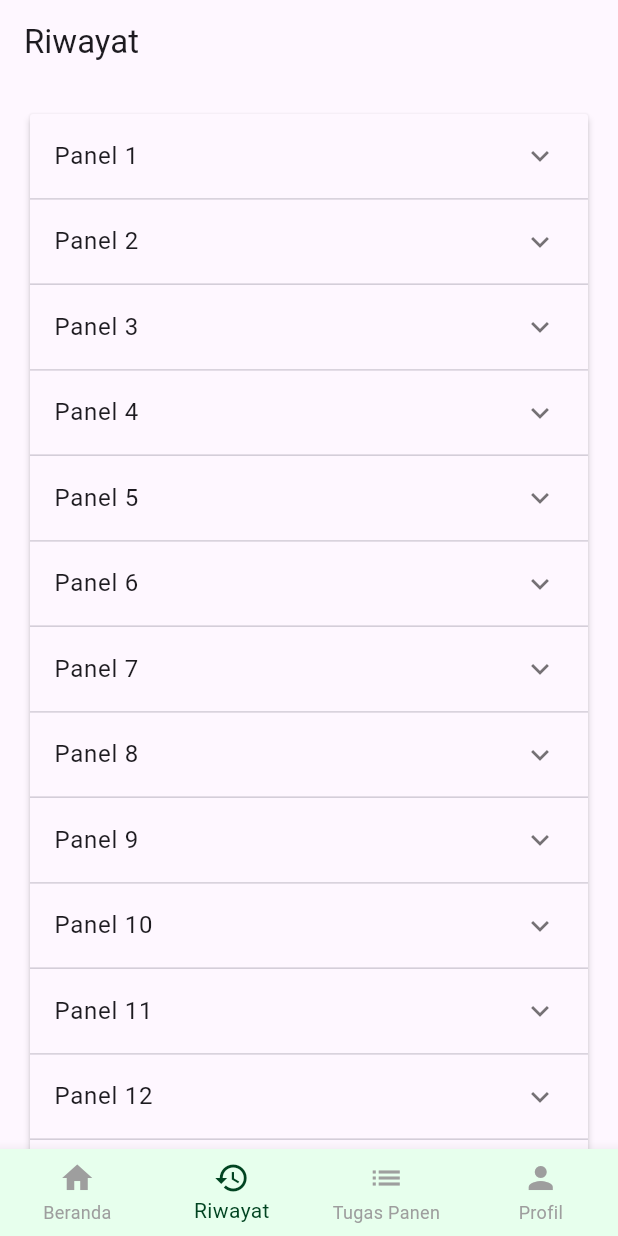
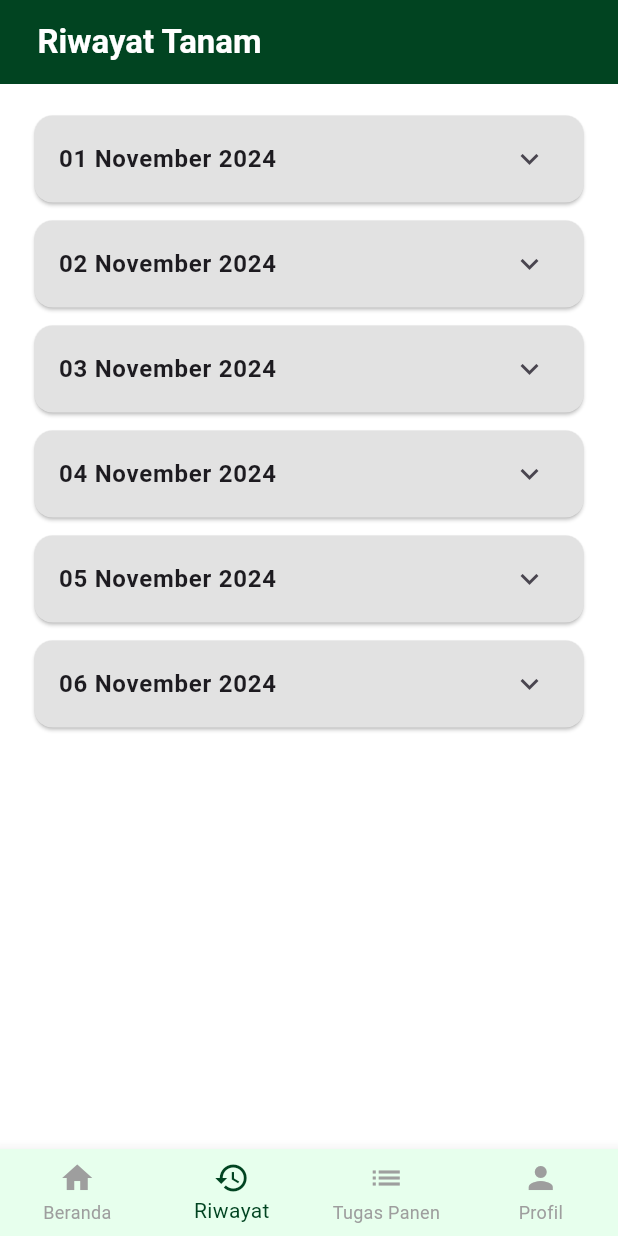
Before and after one commit to raihan2030/hydroponic-mobile-app, a Flutter app: the screen it shows after launch, on a phone screen of 412 x 824 dp. Run offline on Flutter 3.47's test engine with Material 3 defaults, Android fonts, the phone set to English and light mode, and no system bars.

Commit message:
menambakan halaman riwayat tanam

```diff
--- a/lib/screens/farmer/farmer_harvest_screen.dart
+++ b/lib/screens/farmer/farmer_harvest_screen.dart
@@ -6,8 +6,12 @@ class FarmerHarvestScreen extends StatelessWidget {
   @override
   Widget build(BuildContext context) {
     return Scaffold(
+      backgroundColor: Colors.white,
       appBar: AppBar(
-        title: const Text('Tugas Panen'),
+        title: const Text('Tugas Panen', style: TextStyle(fontWeight: FontWeight.bold),),
+        titleSpacing: 25,
+        foregroundColor: Colors.white,
+        backgroundColor: Color.fromARGB(255, 1, 68, 33),
       ),
       body: const Center(
         child: Text('Halaman Tugas Panen Petani'),
--- a/lib/screens/farmer/farmer_history_screen.dart
+++ b/lib/screens/farmer/farmer_history_screen.dart
@@ -8,11 +8,10 @@ class FarmerHistoryScreen extends StatefulWidget {
 }
 
 class _FarmerHistoryScreenState extends State<FarmerHistoryScreen> {
-  final List<Item> _data = List.generate(
-    15, // Buat 8 item
-    (int index) => Item(
+  final List<Item> _data = List.generate(6, (int index) =>
+    Item(
       id: index,
-      headerValue: 'Panel ${index + 1}',
+      headerValue: '0${index + 1} November 2024',
       expandedValue: 'Ini adalah konten detail untuk Panel ${index + 1}',
     ),
   );
@@ -20,48 +19,95 @@ class _FarmerHistoryScreenState extends State<FarmerHistoryScreen> {
   @override
   Widget build(BuildContext context) {
     return Scaffold(
+      backgroundColor: Colors.white,
       appBar: AppBar(
-        title: const Text('Riwayat'),
+        title: const Text('Riwayat Tanam', style: TextStyle(fontWeight: FontWeight.bold),),
+        titleSpacing: 25,
+        foregroundColor: Colors.white,
+        backgroundColor: Color.fromARGB(255, 1, 68, 33),
       ),
-      body: SingleChildScrollView(
-        child: Container(
-          padding: EdgeInsets.all(20),
-          child: ExpansionPanelList(
-            expansionCallback: (int index, bool isExpanded) {
-              setState(() {
-                // Balik status 'isExpanded' dari item yang diklik
-                _data[index].isExpanded = !_data[index].isExpanded;
-              });
-            },
-            children: _data.map<ExpansionPanel>((Item item) {
-              return ExpansionPanel(
-                // headerBuilder: Tampilan saat panel tertutup (header)
-                headerBuilder: (BuildContext context, bool isExpanded) {
-                  return ListTile(
-                    title: Text(item.headerValue),
-                  );
-                },
-                // body: Konten yang tampil saat panel terbuka
-                body: ListTile(
-                  title: Text(item.expandedValue),
-                  subtitle:
-                      const Text('Tambahkan widget lain di sini jika perlu'),
-                  trailing: const Icon(Icons.delete),
-                  onTap: () {
-                    // Aksi saat konten di-klik
-                  },
-                ),
-                // isExpanded: Status panel (terbuka/tertutup)
-                // Ini mengambil data dari state kita
-                isExpanded: item.isExpanded,
-              );
-            }).toList(), // Ubah hasil .map() menjadi List
-          ),
+      body: Container(
+        padding: EdgeInsets.only(right: 15, left: 15, top: 15),
+        child: ListView.builder(
+          itemCount: _data.length,
+          itemBuilder: (context, index) {
+            final item = _data[index];
+
+            // Gunakan Card untuk membungkus
+            return Card(
+              // 'margin' adalah jarak fisik antar elemen
+              margin: const EdgeInsets.symmetric(vertical: 6.0, horizontal: 8.0),
+              // 'clipBehavior' agar rapi
+              clipBehavior: Clip.antiAlias,
+              color: const Color.fromARGB(255, 226, 226, 226),
+
+              child: ExpansionTile(
+                backgroundColor: Color.fromARGB(255, 1, 68, 33),
+                textColor: Colors.white,
+                iconColor: Colors.white,
+                title: Text(item.headerValue, style: TextStyle(fontWeight: FontWeight.bold),),
+                children: <Widget>[
+                  ListTile(
+                    textColor: Colors.white,
+                    subtitle: SingleChildScrollView(
+                      scrollDirection: Axis.horizontal,
+                      child: DataTable(
+                        border: TableBorder.all(
+                          color: Colors.white,
+                          style: BorderStyle.solid
+                        ),
+                        columns: [
+                          DataColumn(label: Text('Jenis Tanaman', style: TextStyle(color: Colors.white),)),
+                          DataColumn(label: Text('Instalasi', style: TextStyle(color: Colors.white),)),
+                          DataColumn(label: Text('Jumlah bibit', style: TextStyle(color: Colors.white),)),
+                          DataColumn(label: Text('Siap Panen', style: TextStyle(color: Colors.white),)),
+                          DataColumn(label: Text('Menu', style: TextStyle(color: Colors.white),)),
+                        ],
+                        rows: [
+                          DataRow(cells: [
+                            DataCell(Text('Selada', style: TextStyle(color: Colors.white),)),
+                            DataCell(Text('1', style: TextStyle(color: Colors.white),)),
+                            DataCell(Text('44', style: TextStyle(color: Colors.white),)),
+                            DataCell(Text('True', style: TextStyle(color: Colors.white),)),
+                            DataCell(Row(children: [
+                              Icon(Icons.edit, color: Colors.white,),
+                              SizedBox(width: 10,),
+                              Icon(Icons.delete, color: Colors.white,)
+                            ],)),
+                          ]),
+                          DataRow(cells: [
+                            DataCell(Text('Seledri', style: TextStyle(color: Colors.white),)),
+                            DataCell(Text('2', style: TextStyle(color: Colors.white),)),
+                            DataCell(Text('30', style: TextStyle(color: Colors.white),)),
+                            DataCell(Text('False', style: TextStyle(color: Colors.white),)),
+                            DataCell(Row(children: [
+                              Icon(Icons.edit, color: Colors.white,),
+                              SizedBox(width: 10,),
+                              Icon(Icons.delete, color: Colors.white,)
+                            ],)),
+                          ]),
+                          DataRow(cells: [
+                            DataCell(Text('Pakcoy', style: TextStyle(color: Colors.white),)),
+                            DataCell(Text('3', style: TextStyle(color: Colors.white),)),
+                            DataCell(Text('25', style: TextStyle(color: Colors.white),)),
+                            DataCell(Text('True', style: TextStyle(color: Colors.white),)),
+                            DataCell(Row(children: [
+                              Icon(Icons.edit, color: Colors.white,),
+                              SizedBox(width: 10,),
+                              Icon(Icons.delete, color: Colors.white,)
+                            ],)),
+                          ]),
+                        ],
+                      )
+                    )
+                  ),
+                  SizedBox(height: 10)
+                ],
+              ),
+            );
+          },
+        ),
       )
-      )
-        // child: const Center(
-        //   child: Text('Riwayat Kosong')
-        // ),
 
     );
   }
--- a/lib/screens/farmer/farmer_home_screen.dart
+++ b/lib/screens/farmer/farmer_home_screen.dart
@@ -109,7 +109,7 @@ class _FarmerHomeScreenState extends State<FarmerHomeScreen> {
                   children: [
                     SizedBox(height: 10),
                     Text(
-                      'Total Sedang Ditanam',
+                      'Total Tanaman Kamu',
                       style: TextStyle(fontSize: 20, fontWeight: FontWeight.bold, color: Colors.white),
                     ),
                     SizedBox(height: 10),
--- a/lib/screens/farmer/farmer_profile_screen.dart
+++ b/lib/screens/farmer/farmer_profile_screen.dart
@@ -6,8 +6,12 @@ class FarmerProfileScreen extends StatelessWidget {
   @override
   Widget build(BuildContext context) {
     return Scaffold(
+      backgroundColor: Colors.white,
       appBar: AppBar(
-        title: const Text('Profil Petani'),
+        title: const Text('Profil Petani', style: TextStyle(fontWeight: FontWeight.bold),),
+        titleSpacing: 25,
+        foregroundColor: Colors.white,
+        backgroundColor: Color.fromARGB(255, 1, 68, 33),
       ),
       body: const Center(
         child: Text('Halaman Profil Petani'),
```
